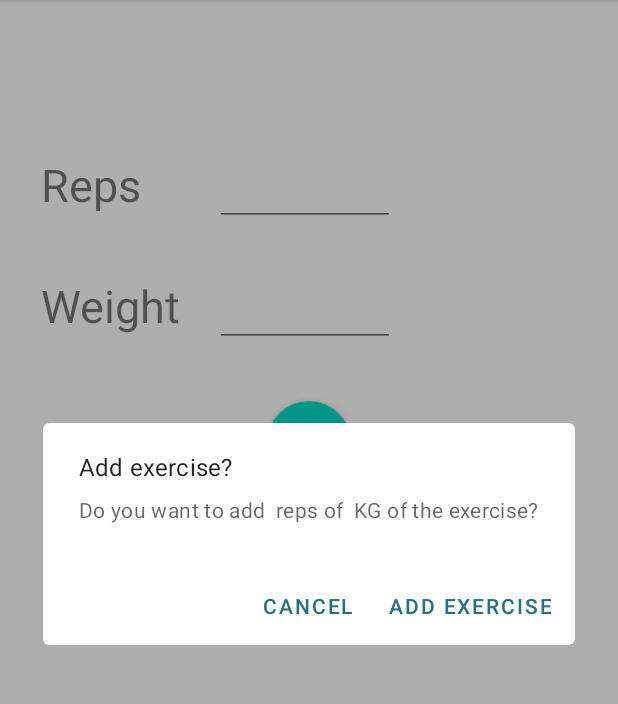
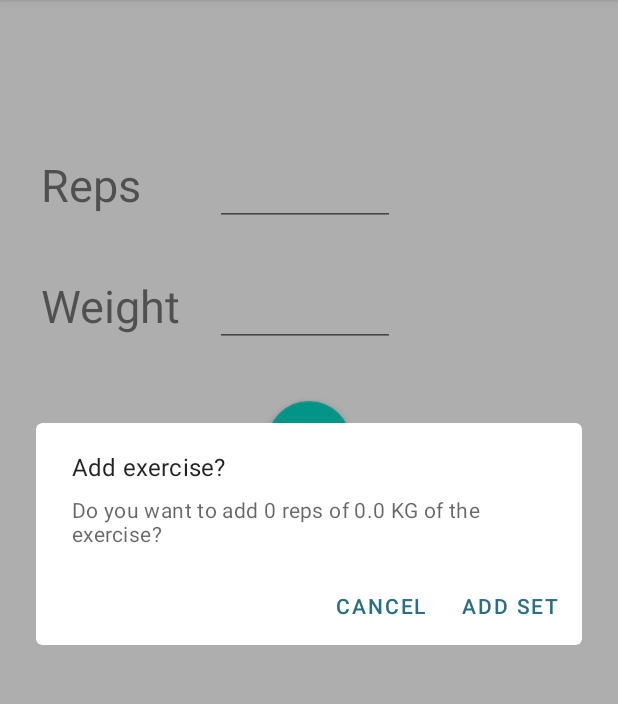
Before and after one commit to nikstift/WorkoutTracker, an Android app: the DetailActivity screen opened directly, with no data from a screen before it, after a tap on an icon or button, on a phone screen of 412 x 824 dp, the part 84-788 px from its top. Run offline under Robolectric (Android 15) with nearby library versions, the light colour scheme and no system bars; 2 statements that could not run were skipped.

Commit message:
Detail acitivity angepasst

```diff
--- a/app/src/main/java/com/example/workouttracker/DetailActivity.kt
+++ b/app/src/main/java/com/example/workouttracker/DetailActivity.kt
@@ -11,6 +11,8 @@ import androidx.constraintlayout.widget.ConstraintLayout
 import com.google.android.material.dialog.MaterialAlertDialogBuilder
 import com.google.android.material.floatingactionbutton.FloatingActionButton
 import com.google.android.material.snackbar.Snackbar
+import java.text.SimpleDateFormat
+import java.util.Date
 
 
 class DetailActivity : AppCompatActivity() {
@@ -18,6 +20,9 @@ class DetailActivity : AppCompatActivity() {
     private lateinit var notesEditText: EditText
     private lateinit var repsEditText: EditText
     private lateinit var weightEditText: EditText
+    private val sets = mutableListOf<ExerciseSet>()
+
+
     override fun onCreate(savedInstanceState: Bundle?) {
         super.onCreate(savedInstanceState)
         setContentView(R.layout.activity_detail)
@@ -37,13 +42,21 @@ class DetailActivity : AppCompatActivity() {
     }
 
     fun showAlertDialog() {
-        val repetitions = findViewById<TextView>(R.id.input_reps).text
-        val weight = findViewById<TextView>(R.id.input_weight).text
+        val repetitions = findViewById<TextView>(R.id.input_reps).text.toString().toInt()
+        val weight = findViewById<TextView>(R.id.input_weight).text.toString().toDouble()
+        val currentDate = SimpleDateFormat("yyyy-MM-dd").format(Date())
+        val exerciseName = intent.getStringExtra(Intent.EXTRA_TEXT) ?: ""
+        val notes = notesEditText.text.toString()
+
+        val exerciseSet = ExerciseSet(repetitions, weight, currentDate, exerciseName, notes)
+
         val mdialog = MaterialAlertDialogBuilder(this)
             .setCancelable(true)
             .setTitle("Add exercise?")
             .setMessage("Do you want to add $repetitions reps of $weight KG of the exercise?")
-            .setPositiveButton("Add exercise") { dialog, which -> showSnackbar("Awesome, well done!") }
+            .setPositiveButton("Add set") { dialog, which ->
+                sets.add(exerciseSet)
+                showSnackbar("Awesome, well done!") }
             .setNegativeButton("Cancel") { dialog, which -> showSnackbar("Too bad, go harder!") }
         mdialog.show()
     }
```
